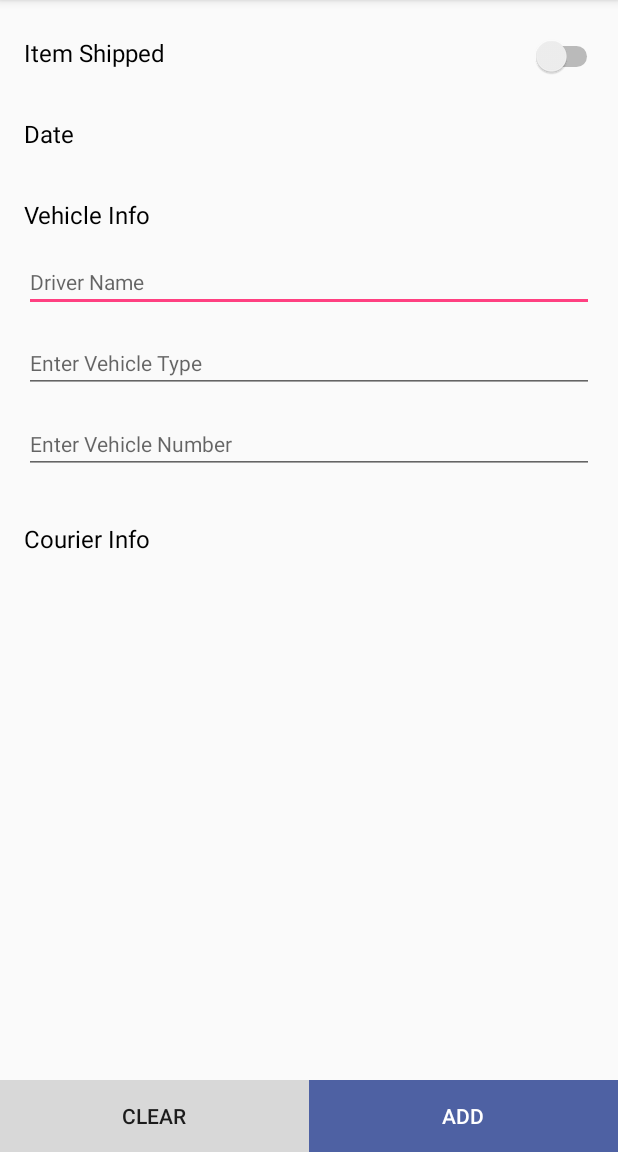
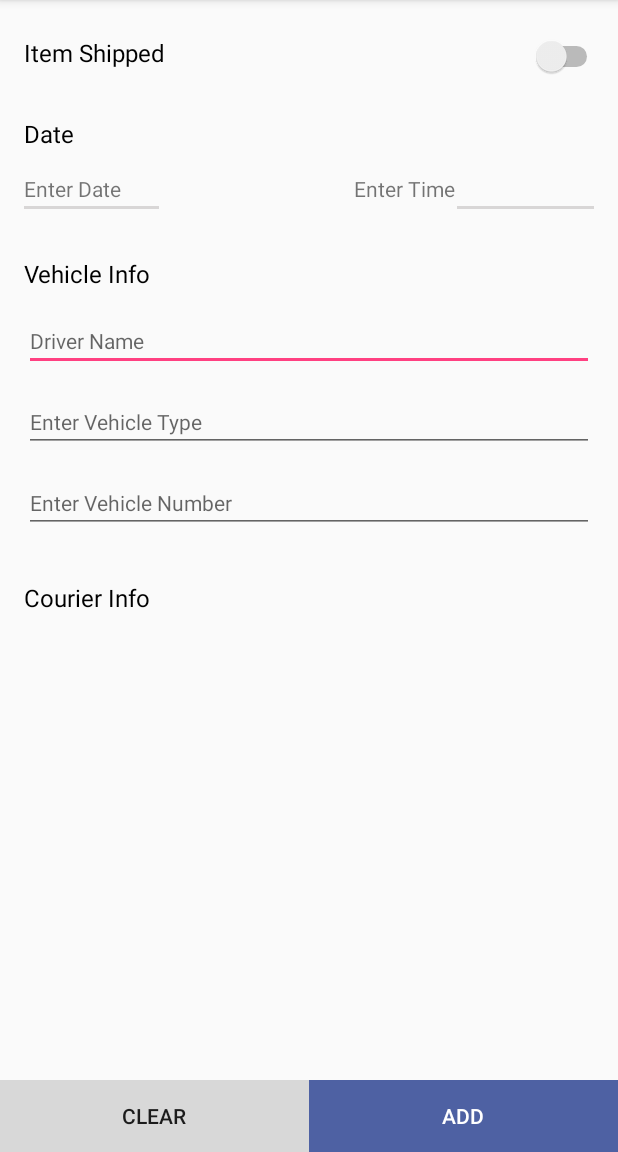
Before and after one commit to harsmeet/loginPage, an Android app: the Deliverydetails screen opened directly, with no data from a screen before it, on a phone screen of 412 x 824 dp, the part 84-1236 px from its top. Run offline under Robolectric (Android 15) with nearby library versions, the phone set to English and light mode, and no system bars.

Commit message:
Delivery Layout changes

```diff
--- a/app/src/main/java/com/example/harsmeet/login/deliveryDetails/Deliverydetails.java
+++ b/app/src/main/java/com/example/harsmeet/login/deliveryDetails/Deliverydetails.java
@@ -1,9 +1,18 @@
 package com.example.harsmeet.login.deliveryDetails;
+import android.annotation.SuppressLint;
+import android.app.DatePickerDialog;
+import android.app.TimePickerDialog;
 import android.os.Bundle;
 import android.support.v7.app.AppCompatActivity;
+import android.view.View;
+import android.widget.DatePicker;
 import android.widget.RelativeLayout;
 import android.widget.TextView;
+import android.widget.TimePicker;
+
 import com.example.harsmeet.login.R;
+
+import java.util.Calendar;
 
 /**
  * Created by harsmeet on 02-08-2018.
@@ -12,97 +21,97 @@ import com.example.harsmeet.login.R;
 public class Deliverydetails extends AppCompatActivity {
 
 
-//    RelativeLayout rl_time;
-//    RelativeLayout rl_date;
-//    TextView tv_enter_date;
-//    TextView tv_enter_time;
+    RelativeLayout rl_time;
+    RelativeLayout rl_date;
+    TextView tv_enter_date;
+    TextView tv_enter_time;
 
     @Override
     protected void onCreate(Bundle savedInstanceState) {
         super.onCreate(savedInstanceState);
         setContentView(R.layout.date_time_picker);
 
-//     rl_time = (RelativeLayout)findViewById(R.id.rl_time);
-//     rl_date = (RelativeLayout)findViewById(R.id.rl_date);
-//     tv_enter_date = (TextView)findViewById(R.id.tv_enter_date);
-//     tv_enter_time = (TextView)findViewById(R.id.tv_enter_time);
+     rl_time = (RelativeLayout)findViewById(R.id.rl_time);
+     rl_date = (RelativeLayout)findViewById(R.id.rl_date);
+     tv_enter_date = (TextView)findViewById(R.id.tv_enter_date);
+     tv_enter_time = (TextView)findViewById(R.id.tv_enter_time);
 
-//        try {
-//
-//// select Date
-//            rl_date.setOnClickListener(new View.OnClickListener() {
-//                @Override
-//                public void onClick(View view) {
-//
-//                    final Calendar calendar = Calendar.getInstance();
-//                    int yy = calendar.get(Calendar.YEAR);
-//                    int mm = calendar.get(Calendar.MONTH);
-//                    int dd = calendar.get(Calendar.DAY_OF_MONTH);
-//                    DatePickerDialog datePicker = new DatePickerDialog(getApplicationContext(), new DatePickerDialog.OnDateSetListener() {
-//                        @SuppressLint("SetTextI18n")
-//                        @Override
-//                        public void onDateSet(DatePicker view, int year, int monthOfYear, int dayOfMonth) {
-//
-//                            ++monthOfYear;
-//                            String mnth;
-//
-//                            if (monthOfYear < 10) {
-//                                mnth = "0" + monthOfYear;
-//                            } else {
-//                                mnth = String.valueOf(monthOfYear);
-//                            }
-//
-//                            String date = String.valueOf(year) + "-" + String.valueOf(mnth)
-//                                    + "-" + String.valueOf(dayOfMonth);
-//
-//                            tv_enter_date.setText(date + "  ");
-//                        }
-//                    }, yy, mm, dd);
-//                    datePicker.show();
-//
-//                }
-//            });
-//
-////        Select Time
-//            rl_time.setOnClickListener(new View.OnClickListener() {
-//                @Override
-//                public void onClick(View view) {
-//
-//                    // Get Current Time
-//                    final Calendar calendar = Calendar.getInstance();
-//                    int mHour = calendar.get(Calendar.HOUR_OF_DAY);
-//                    int mMinute = calendar.get(Calendar.MINUTE);
-//
-//                    // Launch Time Picker Dialog
-//                    TimePickerDialog timePickerDialog = new TimePickerDialog(getApplicationContext(),
-//                            new TimePickerDialog.OnTimeSetListener() {
-//
-//                                @SuppressLint("DefaultLocale")
-//                                @Override
-//                                public void onTimeSet(TimePicker view, int mHour, int mMinute) {
-//
-////                                            String time = String.valueOf(mHour) + ":" + String.valueOf(mMinute);
-////                                            tv_set_time.setText(time);
-//
-//                                    int hour = mHour % 12;
-//                                    if (hour == 0)
-//                                        hour = 12;
-//                                    tv_enter_time.setText(String.format("%02d:%02d %s", hour, mMinute,
-//                                            mHour < 12 ? "am" : "pm" + "  "));
-//                                }
-//
-//                            }, mHour, mMinute, false);
-//                    timePickerDialog.show();
-//
-//                }
-//            });
-//
-//
-//        }catch (Exception e){
-//
-//            e.printStackTrace();
-//        }
-//
+        try {
+
+// select Date
+            rl_date.setOnClickListener(new View.OnClickListener() {
+                @Override
+                public void onClick(View view) {
+
+                    final Calendar calendar = Calendar.getInstance();
+                    int yy = calendar.get(Calendar.YEAR);
+                    int mm = calendar.get(Calendar.MONTH);
+                    int dd = calendar.get(Calendar.DAY_OF_MONTH);
+                    DatePickerDialog datePicker = new DatePickerDialog(getApplicationContext(), new DatePickerDialog.OnDateSetListener() {
+                        @SuppressLint("SetTextI18n")
+                        @Override
+                        public void onDateSet(DatePicker view, int year, int monthOfYear, int dayOfMonth) {
+
+                            ++monthOfYear;
+                            String mnth;
+
+                            if (monthOfYear < 10) {
+                                mnth = "0" + monthOfYear;
+                            } else {
+                                mnth = String.valueOf(monthOfYear);
+                            }
+
+                            String date = String.valueOf(year) + "-" + String.valueOf(mnth)
+                                    + "-" + String.valueOf(dayOfMonth);
+
+                            tv_enter_date.setText(date + "  ");
+                        }
+                    }, yy, mm, dd);
+                    datePicker.show();
+
+                }
+            });
+
+//        Select Time
+            rl_time.setOnClickListener(new View.OnClickListener() {
+                @Override
+                public void onClick(View view) {
+
+                    // Get Current Time
+                    final Calendar calendar = Calendar.getInstance();
+                    int mHour = calendar.get(Calendar.HOUR_OF_DAY);
+                    int mMinute = calendar.get(Calendar.MINUTE);
+
+                    // Launch Time Picker Dialog
+                    TimePickerDialog timePickerDialog = new TimePickerDialog(getApplicationContext(),
+                            new TimePickerDialog.OnTimeSetListener() {
+
+                                @SuppressLint("DefaultLocale")
+                                @Override
+                                public void onTimeSet(TimePicker view, int mHour, int mMinute) {
+
+//                                            String time = String.valueOf(mHour) + ":" + String.valueOf(mMinute);
+//                                            tv_set_time.setText(time);
+
+                                    int hour = mHour % 12;
+                                    if (hour == 0)
+                                        hour = 12;
+                                    tv_enter_time.setText(String.format("%02d:%02d %s", hour, mMinute,
+                                            mHour < 12 ? "am" : "pm" + "  "));
+                                }
+
+                            }, mHour, mMinute, false);
+                    timePickerDialog.show();
+
+                }
+            });
+
+
+        }catch (Exception e){
+
+            e.printStackTrace();
+        }
+
 
 
     }
--- a/app/src/main/res/layout/date_time_picker.xml
+++ b/app/src/main/res/layout/date_time_picker.xml
@@ -41,23 +41,23 @@
         android:textSize="16sp" />
 
 
-    <!--<RelativeLayout-->
-        <!--android:id="@+id/rl_date"-->
-        <!--android:layout_width="wrap_content"-->
-        <!--android:layout_height="wrap_content"-->
-        <!--android:layout_below="@+id/tv_date"-->
-        <!--android:layout_marginStart="16dp"-->
-        <!--android:layout_marginTop="16dp"-->
-        <!--android:layout_marginLeft="16dp">-->
+    <RelativeLayout
+        android:id="@+id/rl_date"
+        android:layout_width="wrap_content"
+        android:layout_height="wrap_content"
+        android:layout_below="@+id/tv_date"
+        android:layout_marginStart="16dp"
+        android:layout_marginTop="16dp"
+        android:layout_marginLeft="16dp">
 
 
-        <!--<TextView-->
-            <!--android:id="@+id/tv_enter_date"-->
-            <!--android:layout_width="wrap_content"-->
-            <!--android:layout_height="wrap_content"-->
-            <!--android:text="Enter Date  "-->
-            <!--android:textAlignment="center"-->
-            <!--android:textSize="14sp" />-->
+        <TextView
+            android:id="@+id/tv_enter_date"
+            android:layout_width="wrap_content"
+            android:layout_height="wrap_content"
+            android:text="Enter Date  "
+            android:textAlignment="center"
+            android:textSize="14sp" />
 
         <!--<android.support.v7.widget.AppCompatImageView-->
             <!--android:id="@+id/iv_calendar"-->
@@ -66,40 +66,40 @@
             <!--android:layout_toRightOf="@+id/tv_enter_date"-->
             <!--android:background="@drawable/ic_calendar_day" />-->
 
-        <!--<View-->
-            <!--android:layout_width="90dp"-->
-            <!--android:layout_height="2dp"-->
-            <!--android:layout_below="@+id/tv_enter_date"-->
-            <!--android:layout_marginTop="2dp"-->
-            <!--android:background="@color/SolidcolorView">-->
+        <View
+            android:layout_width="90dp"
+            android:layout_height="2dp"
+            android:layout_below="@+id/tv_enter_date"
+            android:layout_marginTop="2dp"
+            android:background="@color/SolidcolorView">
 
-        <!--</View>-->
+        </View>
 
-    <!--</RelativeLayout>-->
+    </RelativeLayout>
 
-    <!--<RelativeLayout-->
-        <!--android:id="@+id/rl_time"-->
-        <!--android:layout_width="wrap_content"-->
-        <!--android:layout_height="wrap_content"-->
-        <!--android:layout_alignBottom="@+id/rl_date"-->
-        <!--android:layout_alignTop="@+id/rl_date"-->
-        <!--android:layout_marginEnd="16dp"-->
-        <!--android:layout_marginRight="16dp"-->
-        <!--android:layout_marginStart="130dp"-->
-        <!--android:layout_toEndOf="@+id/rl_date"-->
-        <!--android:layout_marginLeft="130dp"-->
-        <!--android:layout_toRightOf="@+id/rl_date">-->
+    <RelativeLayout
+        android:id="@+id/rl_time"
+        android:layout_width="wrap_content"
+        android:layout_height="wrap_content"
+        android:layout_alignBottom="@+id/rl_date"
+        android:layout_alignTop="@+id/rl_date"
+        android:layout_marginEnd="16dp"
+        android:layout_marginRight="16dp"
+        android:layout_marginStart="130dp"
+        android:layout_toEndOf="@+id/rl_date"
+        android:layout_marginLeft="130dp"
+        android:layout_toRightOf="@+id/rl_date">
 
-        <!--<TextView-->
-            <!--android:id="@+id/tv_enter_time"-->
-            <!--android:layout_width="wrap_content"-->
-            <!--android:layout_height="wrap_content"-->
-            <!--android:layout_alignParentTop="true"-->
-            <!--android:layout_toStartOf="@+id/iv_time"-->
-            <!--android:text="Enter Time  "-->
-            <!--android:textAlignment="center"-->
-            <!--android:textSize="14sp"-->
-            <!--android:layout_toLeftOf="@+id/iv_time" />-->
+        <TextView
+            android:id="@+id/tv_enter_time"
+            android:layout_width="wrap_content"
+            android:layout_height="wrap_content"
+            android:layout_alignParentTop="true"
+            android:layout_toStartOf="@+id/iv_time"
+            android:text="Enter Time  "
+            android:textAlignment="center"
+            android:textSize="14sp"
+            android:layout_toLeftOf="@+id/iv_time" />
 
         <!--<android.support.v7.widget.AppCompatImageView-->
             <!--android:id="@+id/iv_time"-->
@@ -109,22 +109,22 @@
             <!--android:layout_alignParentRight="true"-->
             <!--android:background="@drawable/ic_clock"-->
             <!--tools:ignore="RtlHardcoded" />-->
-        <!--&lt;!&ndash;android:layout_toRightOf="@+id/tv_enter_time"&ndash;&gt;-->
+        <!--android:layout_toRightOf="@+id/tv_enter_time"-->
 
-        <!--<View-->
-            <!--android:layout_width="91dp"-->
-            <!--android:layout_height="2dp"-->
-            <!--android:layout_alignParentEnd="true"-->
-            <!--android:layout_alignParentRight="true"-->
+        <View
+            android:layout_width="91dp"
+            android:layout_height="2dp"
+            android:layout_alignParentEnd="true"
+            android:layout_alignParentRight="true"
+            android:layout_below="@+id/tv_enter_time"
+            android:layout_marginTop="2dp"
+            android:background="@color/SolidcolorView">
             <!--android:layout_below="@+id/tv_enter_time"-->
-            <!--android:layout_marginTop="2dp"-->
-            <!--android:background="@color/SolidcolorView">-->
-            <!--&lt;!&ndash;android:layout_below="@+id/tv_enter_time"&ndash;&gt;-->
 
 
-        <!--</View>-->
+        </View>
 
-    <!--</RelativeLayout>-->
+    </RelativeLayout>
 
 
     <!--android:layout_below="@+id/rl_date"-->
@@ -133,7 +133,7 @@
         android:id="@+id/tv_vehicle_info"
         android:layout_width="wrap_content"
         android:layout_height="wrap_content"
-        android:layout_below="@+id/tv_date"
+        android:layout_below="@+id/rl_date"
         android:layout_marginLeft="16dp"
         android:layout_marginTop="32dp"
         android:text="Vehicle Info"
```
